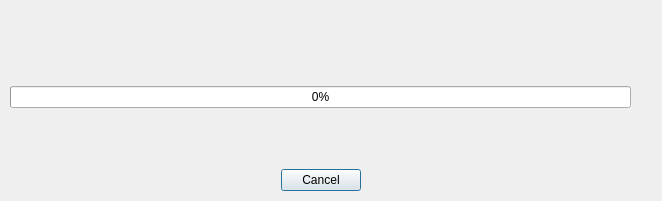
First picture: the form in dialog/dialog.ui, repository FriendlyEvil/itmo, before the edit.
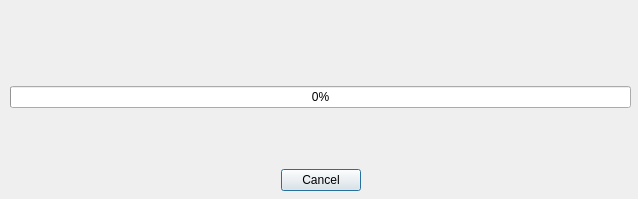
Second picture: the form after the edit.

What changed in the file:
```diff
--- a/dialog/dialog.ui
+++ b/dialog/dialog.ui
@@ -9,8 +9,8 @@
    <rect>
     <x>0</x>
     <y>0</y>
-    <width>662</width>
-    <height>201</height>
+    <width>638</width>
+    <height>199</height>
    </rect>
   </property>
   <property name="sizePolicy">
```
